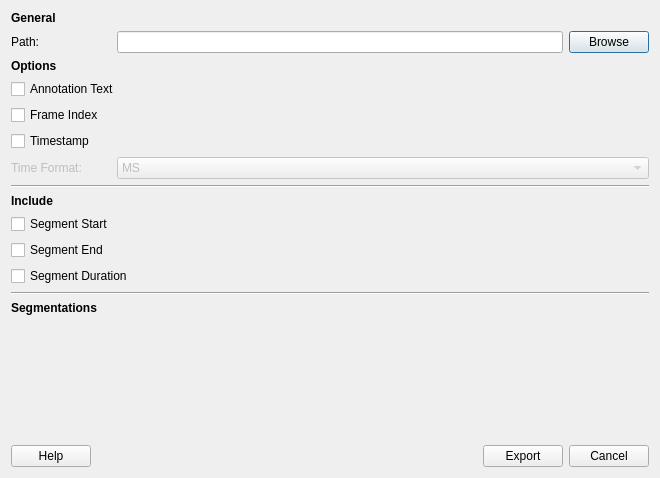
The window that vian/qt_ui/DialogExportSegmentation.ui (FilmColors/VIAN) describes before a commit, drawn with Qt 5.
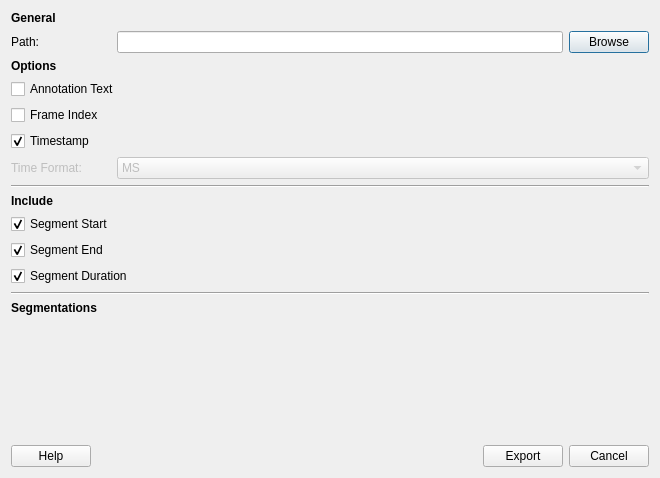
The same window after the commit.

What changed in the file:
```diff
--- a/vian/qt_ui/DialogExportSegmentation.ui
+++ b/vian/qt_ui/DialogExportSegmentation.ui
@@ -74,6 +74,9 @@
      <property name="text">
       <string>Timestamp</string>
      </property>
+     <property name="checked">
+      <bool>true</bool>
+     </property>
     </widget>
    </item>
    <item>
@@ -148,6 +151,9 @@
      <property name="text">
       <string>Segment Start</string>
      </property>
+     <property name="checked">
+      <bool>true</bool>
+     </property>
     </widget>
    </item>
    <item>
@@ -155,6 +161,9 @@
      <property name="text">
       <string>Segment End</string>
      </property>
+     <property name="checked">
+      <bool>true</bool>
+     </property>
     </widget>
    </item>
    <item>
@@ -162,6 +171,9 @@
      <property name="text">
       <string>Segment Duration</string>
      </property>
+     <property name="checked">
+      <bool>true</bool>
+     </property>
     </widget>
    </item>
    <item>
```
Left out of the diff: 3 changed lines with no effect on the pictures.
